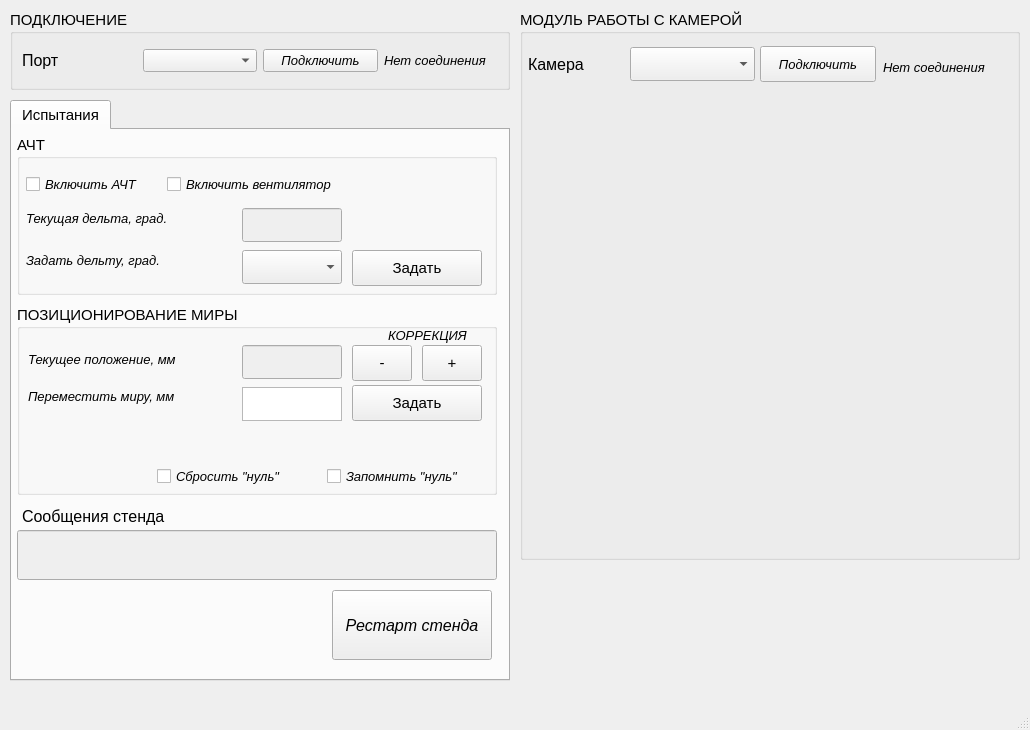
Above: front/mainwindow.ui from IdelKonstantin/stend before the change. Below: the same form after it.
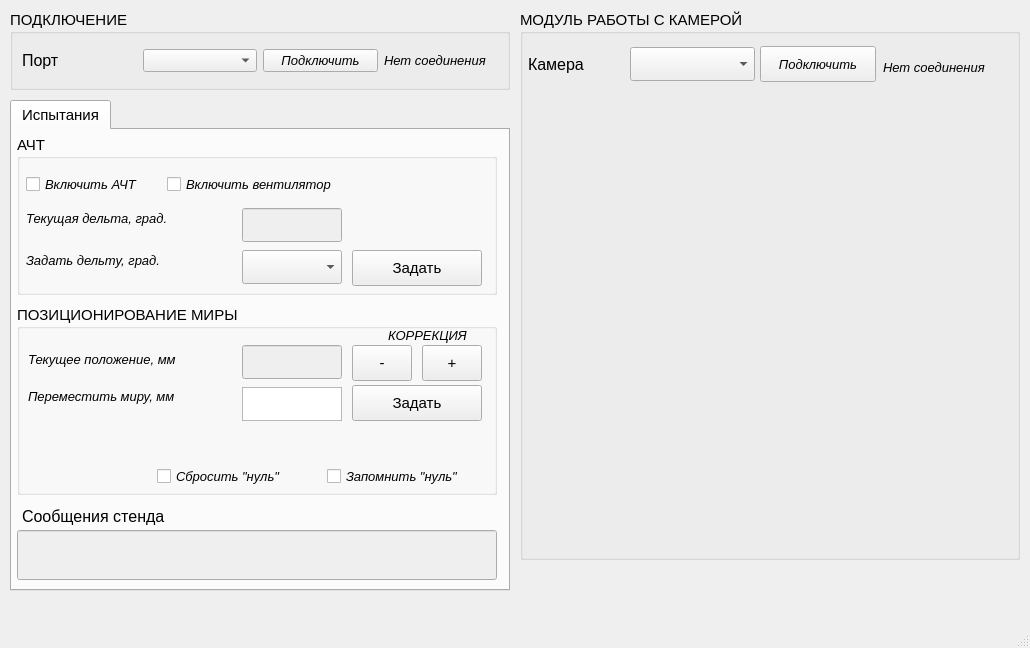
That is the form after the change.

```diff
--- a/front/mainwindow.ui
+++ b/front/mainwindow.ui
@@ -7,7 +7,7 @@
     <x>0</x>
     <y>0</y>
     <width>1030</width>
-    <height>730</height>
+    <height>648</height>
    </rect>
   </property>
   <property name="maximumSize">
@@ -97,7 +97,7 @@
       <x>10</x>
       <y>100</y>
       <width>500</width>
-      <height>581</height>
+      <height>491</height>
      </rect>
     </property>
     <property name="font">
@@ -497,26 +497,6 @@
        <bool>false</bool>
       </property>
      </widget>
-     <widget class="QPushButton" name="pushButtonRestart">
-      <property name="geometry">
-       <rect>
-        <x>320</x>
-        <y>460</y>
-        <width>160</width>
-        <height>70</height>
-       </rect>
-      </property>
-      <property name="font">
-       <font>
-        <family>Arimo</family>
-        <pointsize>12</pointsize>
-        <italic>true</italic>
-       </font>
-      </property>
-      <property name="text">
-       <string>Рестарт стенда</string>
-      </property>
-     </widget>
     </widget>
    </widget>
    <widget class="QGroupBox" name="groupBox">
```
